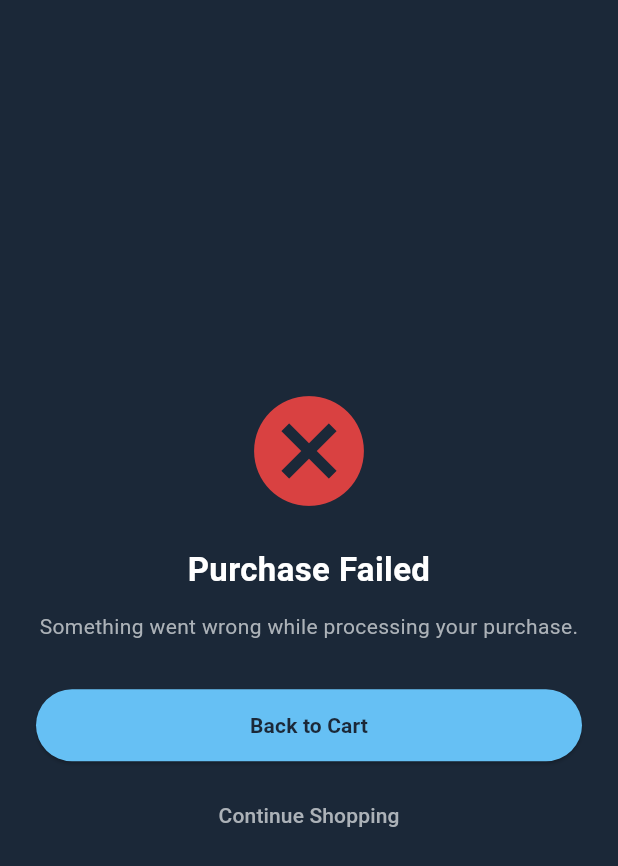
After one commit to PhanNTSon/prm_project, a Flutter app: the PaymentResultScreen screen opened by its route, on a phone screen of 412 x 824 dp. The commit adds this screen. Shown: the top 866 px of the screen. Run offline on Flutter 3.47's test engine with Material 3 defaults, Android fonts, the phone set to English and light mode, and no system bars; our stand-ins replace cached_network_image, dio, flutter_dotenv, go_router, shared_preferences; missing offline and left inert: flutter_inappwebview, stomp_dart_client; accounts and stored records are empty.

Commit message:
[Add] Thêm payment

```diff
--- a/lib/core/router/app_router.dart
+++ b/lib/core/router/app_router.dart
@@ -1,6 +1,9 @@
 import 'package:flutter/material.dart';
 import 'package:go_router/go_router.dart';
 import 'package:prm_project/features/cart_payment/screens/cart_screen.dart';
+import 'package:prm_project/features/cart_payment/screens/wallet_screen.dart';
+import 'package:prm_project/features/cart_payment/screens/payment_webview_screen.dart';
+import 'package:prm_project/features/cart_payment/screens/payment_result_screen.dart';
 import '../../features/auth/providers/auth_provider.dart';
 import 'package:prm_project/features/storefront/home_screen.dart';
 import 'main_shell_screen.dart';
@@ -77,10 +80,29 @@ class AppRouter {
         ),
 
         // 2. Trang Payment WebView - Fullscreen
+        // [Dev C] Nhận paymentUrl qua `extra` khi push('/payment-webview', extra: paymentUrl)
         GoRoute(
           path: '/payment-webview',
           parentNavigatorKey: rootNavigatorKey,
-          builder: (context, state) => const PaymentWebViewPlaceholder(),
+          builder: (context, state) {
+            final paymentUrl = state.extra as String? ?? '';
+            return PaymentWebViewScreen(paymentUrl: paymentUrl);
+          },
+        ),
+
+        // [Dev C] Trang kết quả thanh toán (mua game / nạp ví) - Fullscreen
+        GoRoute(
+          path: '/payment-result',
+          parentNavigatorKey: rootNavigatorKey,
+          builder: (context, state) =>
+              PaymentResultScreen.fromExtra(state.extra),
+        ),
+
+        // [Dev C] Trang ví tiền - Fullscreen (push từ tab Cart hoặc Profile)
+        GoRoute(
+          path: '/account/wallet',
+          parentNavigatorKey: rootNavigatorKey,
+          builder: (context, state) => const WalletScreen(),
         ),
 
         // 3. Shell Layout chứa Bottom Navigation Bar
--- a/lib/features/cart_payment/models/wallet_transaction_model.dart
+++ b/lib/features/cart_payment/models/wallet_transaction_model.dart
@@ -28,7 +28,6 @@ class WalletTransactionModel {
     );
   }
 
-
   static DateTime? _parseDate(dynamic value) {
     if (value == null) return null;
     try {
--- /dev/null
+++ b/lib/features/cart_payment/screens/payment_result_screen.dart
@@ -0,0 +1,119 @@
+import 'package:flutter/material.dart';
+import 'package:go_router/go_router.dart';
+
+import '../../../../core/theme/app_colors.dart';
+
+/// Màn hình kết quả thanh toán - dùng chung cho 2 luồng:
+/// - `type: 'purchase'` — sau khi mua game thành công từ giỏ hàng
+/// - `type: 'topup'`    — sau khi nạp tiền qua VNPay (thành công hoặc thất bại)
+///
+/// Nhận dữ liệu qua `state.extra` (Map) khi push route `/payment-result`.
+class PaymentResultScreen extends StatelessWidget {
+  final String type;
+  final bool success;
+  final double? amount;
+
+  const PaymentResultScreen({
+    super.key,
+    required this.type,
+    required this.success,
+    this.amount,
+  });
+
+  /// Factory tiện dụng để app_router build từ `state.extra`.
+  factory PaymentResultScreen.fromExtra(Object? extra) {
+    final map = (extra is Map) ? extra : const {};
+    return PaymentResultScreen(
+      type: map['type'] as String? ?? 'purchase',
+      success: map['success'] as bool? ?? false,
+      amount: (map['amount'] as num?)?.toDouble(),
+    );
+  }
+
+  @override
+  Widget build(BuildContext context) {
+    final isTopUp = type == 'topup';
+
+    return Scaffold(
+      backgroundColor: AppColors.backgroundColor,
+      body: SafeArea(
+        child: Center(
+          child: Padding(
+            padding: const EdgeInsets.all(24),
+            child: Column(
+              mainAxisSize: MainAxisSize.min,
+              children: [
+                Icon(
+                  success ? Icons.check_circle : Icons.cancel,
+                  color: success ? AppColors.successColor : AppColors.errorColor,
+                  size: 88,
+                ),
+                const SizedBox(height: 20),
+                Text(
+                  success
+                      ? (isTopUp ? 'Top-up Successful' : 'Purchase Successful')
+                      : (isTopUp ? 'Top-up Failed' : 'Purchase Failed'),
+                  style: const TextStyle(
+                    color: AppColors.primaryTextColor,
+                    fontSize: 22,
+                    fontWeight: FontWeight.bold,
+                  ),
+                  textAlign: TextAlign.center,
+                ),
+                const SizedBox(height: 12),
+                Text(
+                  success
+                      ? (isTopUp
+                          ? 'Your wallet has been topped up${amount != null ? ' with \$${amount!.toStringAsFixed(2)}' : ''}.'
+                          : 'Your games have been added to your library.')
+                      : (isTopUp
+                          ? 'We could not complete your top-up. Please try again.'
+                          : 'Something went wrong while processing your purchase.'),
+                  style: const TextStyle(
+                    color: AppColors.secondaryTextColor,
+                    fontSize: 14,
+                  ),
+                  textAlign: TextAlign.center,
+                ),
+                const SizedBox(height: 32),
+                SizedBox(
+                  width: double.infinity,
+                  child: ElevatedButton(
+                    onPressed: () {
+                      if (isTopUp) {
+                        context.go('/account/wallet');
+                      } else if (success) {
+                        context.go('/library');
+                      } else {
+                        context.go('/cart');
+                      }
+                    },
+                    style: ElevatedButton.styleFrom(
+                      backgroundColor: AppColors.primaryColor,
+                      foregroundColor: AppColors.backgroundColor,
+                      padding: const EdgeInsets.symmetric(vertical: 14),
+                    ),
+                    child: Text(
+                      isTopUp
+                          ? 'Back to Wallet'
+                          : (success ? 'Go to Library' : 'Back to Cart'),
+                      style: const TextStyle(fontWeight: FontWeight.bold),
+                    ),
+                  ),
+                ),
+                const SizedBox(height: 12),
+                TextButton(
+                  onPressed: () => context.go('/home'),
+                  child: const Text(
+                    'Continue Shopping',
+                    style: TextStyle(color: AppColors.secondaryTextColor),
+                  ),
+                ),
+              ],
+            ),
+          ),
+        ),
+      ),
+    );
+  }
+}
--- a/lib/main.dart
+++ b/lib/main.dart
@@ -10,6 +10,8 @@ import 'features/profile/providers/wallet_provider.dart';
 import 'features/profile/providers/notification_provider.dart';
 import 'features/cart_payment/providers/cart_provider.dart';
 import 'features/cart_payment/repositories/cart_repository.dart';
+import 'features/cart_payment/providers/payment_provider.dart';
+import 'features/cart_payment/repositories/wallet_repository.dart';
 import 'core/network/dio_client.dart';
 
 void main() async {
@@ -38,6 +40,7 @@ class _MainAppState extends State<MainApp> {
   late final WebSocketService _webSocketService;
   late final CartProvider _cartProvider;
   late final WalletProvider _walletProvider;
+  late final PaymentProvider _paymentProvider;
   late final NotificationProvider _notificationProvider;
 
   @override
@@ -48,6 +51,7 @@ class _MainAppState extends State<MainApp> {
     _authProvider = AuthProvider(secureStorage);
     _dioClient = DioClient(AppRouter.rootNavigatorKey);
     _cartProvider = CartProvider(CartRepository(_dioClient));
+    _paymentProvider = PaymentProvider(WalletRepository(_dioClient));
 
     _webSocketService = WebSocketService();
     _walletProvider = WalletProvider();
@@ -106,6 +110,7 @@ class _MainAppState extends State<MainApp> {
         ChangeNotifierProvider<AuthProvider>.value(value: _authProvider),
         ChangeNotifierProvider<WalletProvider>.value(value: _walletProvider),
         ChangeNotifierProvider<CartProvider>.value(value: _cartProvider),
+        ChangeNotifierProvider<PaymentProvider>.value(value: _paymentProvider),
         ChangeNotifierProvider<NotificationProvider>.value(value: _notificationProvider),
         Provider<WebSocketService>.value(value: _webSocketService),
       ],
```
Also changed, not shown: lib/features/cart_payment/screens/payment_webview_screen.dart (added, +114 -0 lines).
